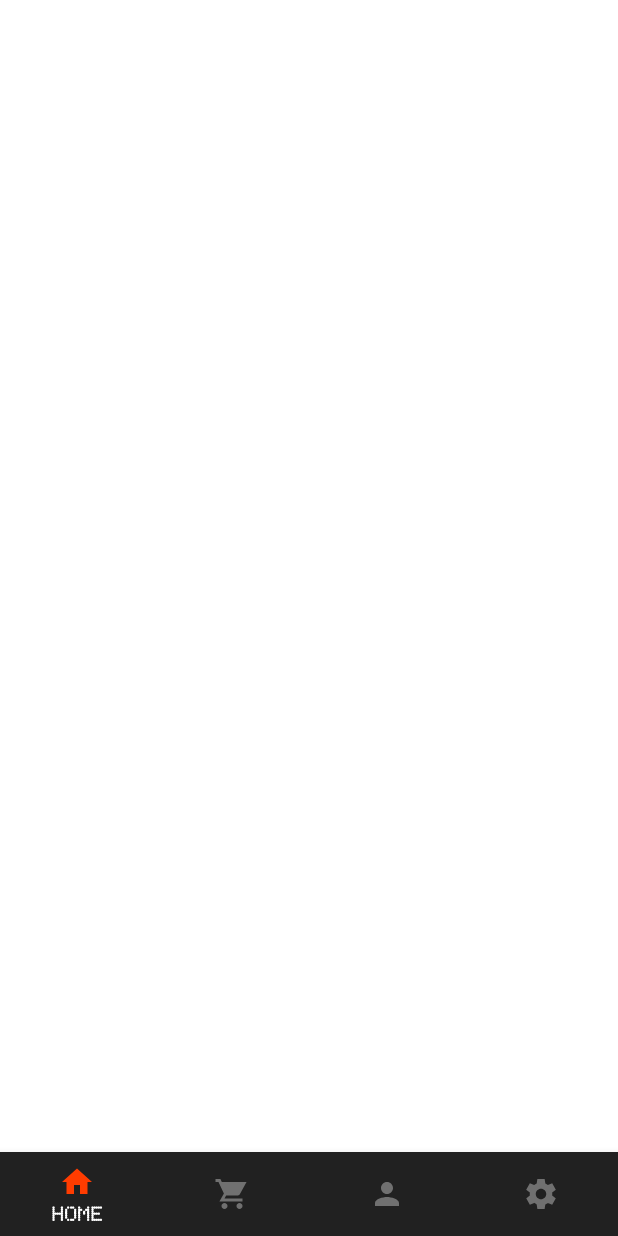
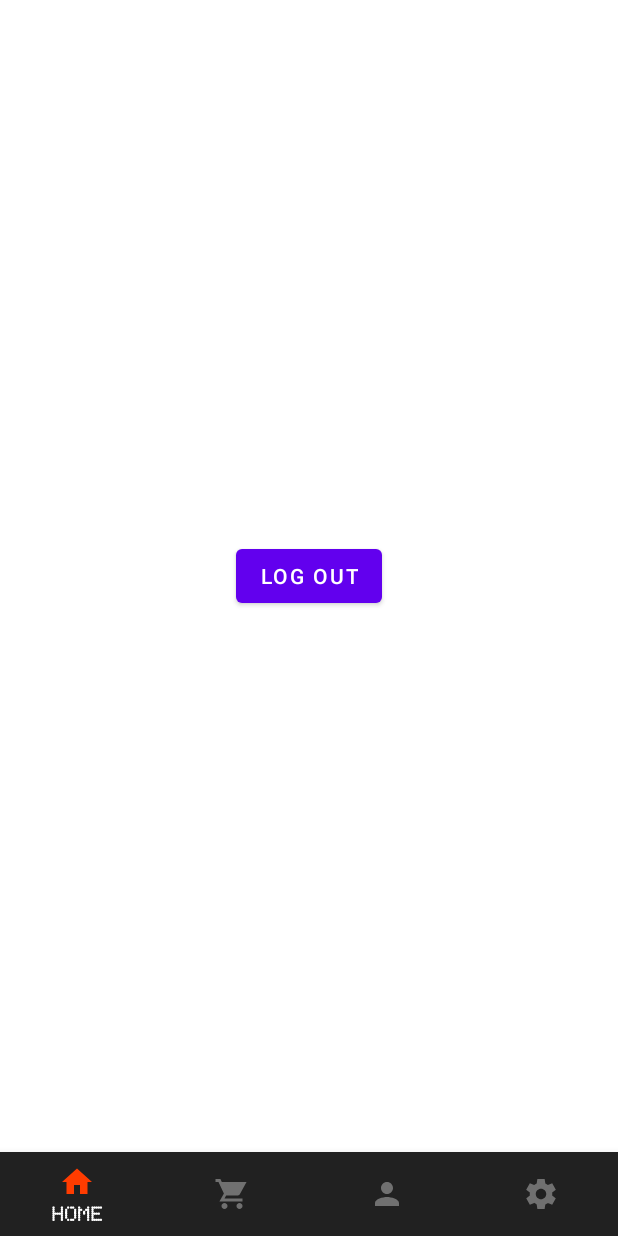
Before and after one commit to dqvid3/Nome_Progetto, an Android app: the HomeActivity screen opened directly, with no data from a screen before it, on a phone screen of 412 x 824 dp. Run offline under Robolectric (Android 15) with nearby library versions, the light colour scheme and no system bars.

Commit message:
Aggiunto controllo se loggato o meno

```diff
--- a/app/src/main/res/layout/activity_home.xml
+++ b/app/src/main/res/layout/activity_home.xml
@@ -1,11 +1,21 @@
 <?xml version="1.0" encoding="utf-8"?>
 <!-- Activity content -->
-<androidx.constraintlayout.widget.ConstraintLayout
-    xmlns:android="http://schemas.android.com/apk/res/android"
+<androidx.constraintlayout.widget.ConstraintLayout xmlns:android="http://schemas.android.com/apk/res/android"
     xmlns:app="http://schemas.android.com/apk/res-auto"
     xmlns:tools="http://schemas.android.com/tools"
     android:layout_width="match_parent"
     android:layout_height="match_parent">
+
+    <FrameLayout
+        android:id="@+id/fragment_container"
+        android:layout_width="match_parent"
+        android:layout_height="0dp"
+        app:layout_constraintBottom_toTopOf="@+id/bottom_navigation"
+        app:layout_constraintEnd_toEndOf="parent"
+        app:layout_constraintHorizontal_bias="0.0"
+        app:layout_constraintStart_toStartOf="parent"
+        app:layout_constraintTop_toTopOf="parent"
+        app:layout_constraintVertical_bias="1.0" />
 
     <com.google.android.material.bottomnavigation.BottomNavigationView
         android:id="@+id/bottom_navigation"
@@ -21,15 +31,16 @@
         app:layout_constraintStart_toStartOf="parent"
         app:menu="@menu/bottom_navigation" />
 
-    <FrameLayout
-        android:id="@+id/fragment_container"
-        android:layout_width="0dp"
-        android:layout_height="0dp"
+    <Button
+        android:id="@+id/logoutButton"
+        android:layout_width="wrap_content"
+        android:layout_height="wrap_content"
+        android:text="Log out"
         app:layout_constraintBottom_toTopOf="@+id/bottom_navigation"
         app:layout_constraintEnd_toEndOf="parent"
-        app:layout_constraintHorizontal_bias="0.0"
+        app:layout_constraintHorizontal_bias="0.5"
         app:layout_constraintStart_toStartOf="parent"
-        app:layout_constraintTop_toTopOf="parent"
-        app:layout_constraintVertical_bias="1.0"/>
+        app:layout_constraintTop_toTopOf="parent" />
+
 
 </androidx.constraintlayout.widget.ConstraintLayout>
```
Also changed, not shown: app/src/main/java/com/progetto/nomeprogetto/Fragments/LoginFragment.kt (+8 -0 lines), app/src/main/java/com/progetto/nomeprogetto/HomeActivity.kt (+11 -0 lines), app/src/main/java/com/progetto/nomeprogetto/SplashScreenActivity.kt (+4 -4 lines).
